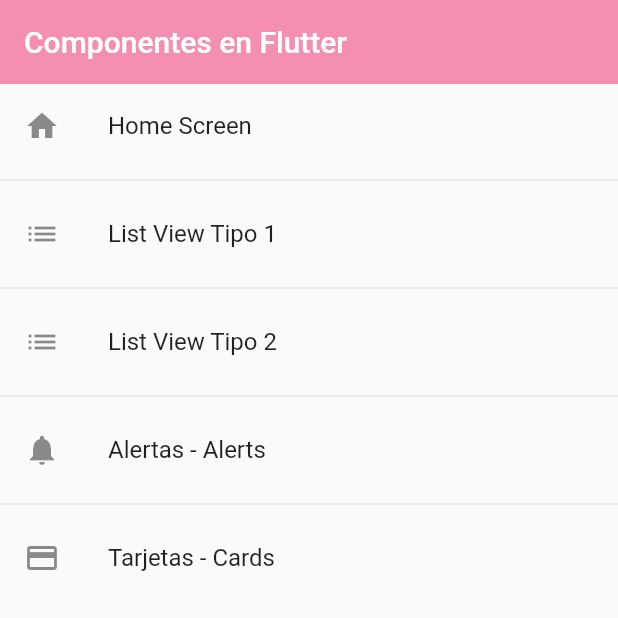
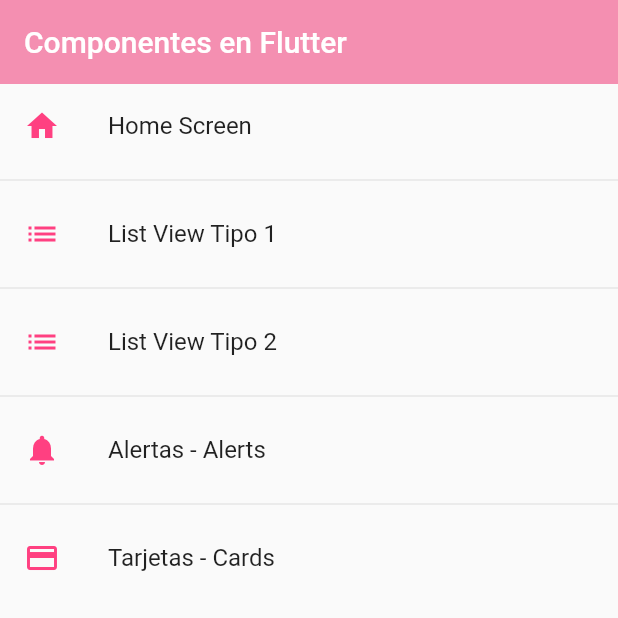
Before and after one commit to valfranciscangeli/fl_components, a Flutter app: the screen it shows after launch, on a phone screen of 412 x 824 dp, the top half of it. Run offline on Flutter 3.47's test engine with Material 2 defaults, Android fonts, the phone set to English and light mode, and no system bars.

Commit message:
fin clase 75

```diff
--- a/lib/main.dart
+++ b/lib/main.dart
@@ -1,4 +1,5 @@
 import 'package:fl_components/router/app_routes.dart';
+import 'package:fl_components/themes/app_theme.dart';
 import 'package:flutter/material.dart';
 
 void main() => runApp(const MyApp());
@@ -14,15 +15,7 @@ class MyApp extends StatelessWidget {
       initialRoute: AppRoutes.initiaRoute,
       routes: AppRoutes.getAppRoutes(),
       onGenerateRoute: AppRoutes.onGenerateRoute,
-      theme: ThemeData.light().copyWith(
-        primaryColor: Colors.pinkAccent,
-        // Appbar
-        appBarTheme: AppBarTheme(
-          color: Colors.pink[200],
-          elevation: 0,
-
-        )
-      ),
+      theme: AppTheme.lightTheme,
     );
   }
 }
--- a/lib/screens/home_screen.dart
+++ b/lib/screens/home_screen.dart
@@ -1,4 +1,5 @@
 import 'package:fl_components/router/app_routes.dart';
+import 'package:fl_components/themes/app_theme.dart';
 import 'package:flutter/material.dart';
 
 class HomeScreen extends StatelessWidget {
@@ -12,7 +13,7 @@ class HomeScreen extends StatelessWidget {
         ),
         body: ListView.separated(
             itemBuilder: (context, index) => ListTile(
-                  leading: Icon(AppRoutes.menuOptions[index].icon),
+                  leading: Icon(AppRoutes.menuOptions[index].icon, color: AppTheme.accent,),
                   title: Text(AppRoutes.menuOptions[index].name),
                   onTap: () {
                     // final route = MaterialPageRoute(
--- /dev/null
+++ b/lib/themes/app_theme.dart
@@ -0,0 +1,26 @@
+import 'package:flutter/material.dart';
+
+class AppTheme {
+  static const Color primary = Color.fromARGB(255, 244, 143, 177);
+  static const Color accent = Colors.pinkAccent;
+
+  static final ThemeData lightTheme = ThemeData.light().copyWith(
+      primaryColor: primary,
+      // Appbar
+      appBarTheme: const AppBarTheme(
+        color: primary,
+        elevation: 0,
+      ));
+
+  static final ThemeData darkTheme = ThemeData.dark().copyWith(
+      primaryColor: primary,
+      // Appbar
+      appBarTheme: const AppBarTheme(
+        color: primary,
+        elevation: 0,
+      ),
+      scaffoldBackgroundColor: Colors.black,
+      );
+
+
+}
```
